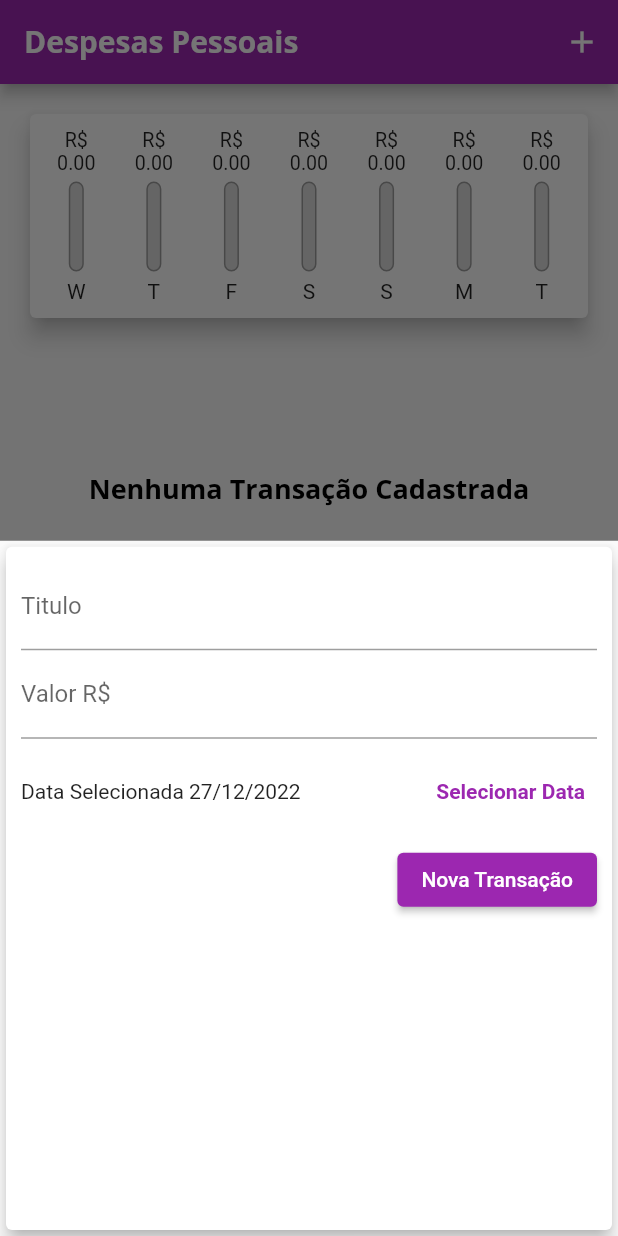
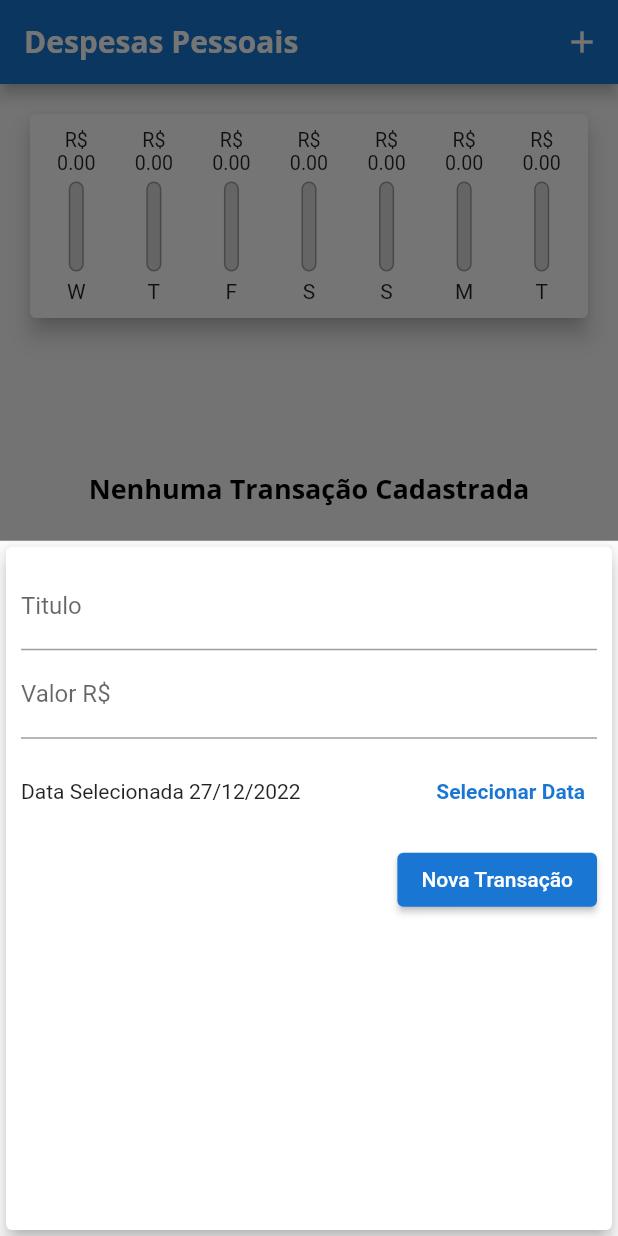
Before and after one commit to devgdp/ExpensesApp, a Flutter app: the screen it shows after launch, after a tap on the "add" icon, on a phone screen of 412 x 824 dp. Run offline on Flutter 3.47's test engine with Material 2 defaults, Android fonts, the phone set to English and light mode, and no system bars.

Commit message:
Define Comments

```diff
--- a/lib/components/chart.dart
+++ b/lib/components/chart.dart
@@ -9,12 +9,15 @@ class Chart extends StatelessWidget {
   final List<Transaction> recentTransaction;
 
   List<Map<String, Object>> get groupedTransactions {
+    // * Definindo uma lista com limite de 7 elementos
     return List.generate(7, (index) {
       final weekDay = DateTime.now().subtract(
         Duration(days: index),
       );
 
+
       double totalSum = 0.0;
+      // * Comparando se Dia/Mes/Ano da transação são == a Semana atual para exibição no gráfico
       for (var i = 0; i < recentTransaction.length; i++) {
         bool sameDay = recentTransaction[i].date.day == weekDay.day;
         bool sameMonth = recentTransaction[i].date.month == weekDay.month;
@@ -25,13 +28,15 @@ class Chart extends StatelessWidget {
         }
       }
 
+      // * Retornando dados Formatando Data
       return {
         'day': DateFormat.E().format(weekDay)[0],
         'value': totalSum,
       };
-    }).reversed.toList();
+    }).reversed.toList(); // * Invertendo ordem de exibição da Lista
   }
 
+  // * Calculando total gasto
   double get _weekTotalValue {
     return groupedTransactions.fold(0.0, (sum, tr) {
       return sum + (tr['value'] as double);
@@ -53,6 +58,7 @@ class Chart extends StatelessWidget {
               child: ChartBar(
                 label: tr['day'] as String,
                 value: tr['value'] as double,
+                // * Calculando Porcentagem do gráfico semanal
                 percentage: _weekTotalValue == 0
                     ? 0
                     : (tr['value'] as double) / _weekTotalValue,
--- a/lib/components/transaction_list.dart
+++ b/lib/components/transaction_list.dart
@@ -12,6 +12,7 @@ class TransactionList extends StatelessWidget {
   Widget build(BuildContext context) {
     return SizedBox(
       height: 470,
+       // * Comparando se lista esta Vazia
       child: transactions.isEmpty
           ? Column(
               mainAxisAlignment: MainAxisAlignment.spaceEvenly,
@@ -29,6 +30,7 @@ class TransactionList extends StatelessWidget {
                 ),
               ],
             )
+            // * Exibindo transações cadastradas
           : ListView.builder(
               itemCount: transactions.length,
               itemBuilder: (context, index) {
--- a/lib/main.dart
+++ b/lib/main.dart
@@ -1,10 +1,5 @@
 import 'package:flutter/material.dart';
-import 'dart:math';
-
-import './models/transaction.dart';
-import './components/transaction_form.dart';
-import './components/transaction_list.dart';
-import './components/chart.dart';
+import 'pages/home.dart';
 
 main() => runApp(const ExpensesApp());
 
@@ -18,11 +13,13 @@ class ExpensesApp extends StatelessWidget {
     return MaterialApp(
       debugShowCheckedModeBanner: false,
       home: const MyHomePage(),
+      //* Definindo Tema da aplicação
       theme: tema.copyWith(
         colorScheme: tema.colorScheme.copyWith(
-          primary: Colors.purple,
-          secondary: Colors.purple,
+          primary: Colors.blue[700],
+          secondary: Colors.blue[900],
         ),
+        // * Definindo Tipografia
         textTheme: tema.textTheme.copyWith(
           headline6: const TextStyle(
             fontFamily: 'OpenSans',
@@ -31,6 +28,7 @@ class ExpensesApp extends StatelessWidget {
             color: Colors.black,
           ),
         ),
+        // * Definindo Tema AppBar
         appBarTheme: const AppBarTheme(
           titleTextStyle: TextStyle(
             fontFamily: 'OpenSans',
@@ -42,92 +40,3 @@ class ExpensesApp extends StatelessWidget {
     );
   }
 }
-
-class MyHomePage extends StatefulWidget {
-  const MyHomePage({Key? key}) : super(key: key);
-
-  @override
-  State<MyHomePage> createState() => _MyHomePageState();
-}
-
-class _MyHomePageState extends State<MyHomePage> {
-  final List<Transaction> _transactions = [
-    // Transaction(
-    //   id: 't0',
-    //   title: 'Conta antiga',
-    //   value: 400.00,
-    //   date: DateTime.now().subtract(const Duration(days: 33)),
-    // ),
-  ];
-
-  List<Transaction> get _recentTransactions {
-    return _transactions.where((tr) {
-      return tr.date.isAfter(DateTime.now().subtract(
-        const Duration(days: 7),
-      ));
-    }).toList();
-  }
-
-  _addTransaction(
-      String titleTransaction, double currencyTransaction, DateTime date) {
-    final newTransaction = Transaction(
-      id: Random().nextDouble().toString(),
-      title: titleTransaction,
-      value: currencyTransaction,
-      date: date,
-    );
-
-    setState(() {
-      _transactions.add(newTransaction);
-    });
-
-    //Fechar Modal
-    Navigator.of(context).pop();
-  }
-
-  _removeTransaction(String id) {
-    setState(() {
-      _transactions.removeWhere((tr) => tr.id == id);
-    });
-  }
-
-  _openTransactionFormModal(BuildContext context) {
-    showModalBottomSheet(
-      context: context,
-      builder: (_) {
-        return TransactionForm(_addTransaction);
-      },
-    );
-  }
-
-  @override
-  Widget build(BuildContext context) {
-    return Scaffold(
-      appBar: AppBar(
-        title: const Text('Despesas Pessoais'),
-        actions: [
-          IconButton(
-            icon: const Icon(Icons.add),
-            onPressed: () => _openTransactionFormModal(context),
-          ),
-        ],
-      ),
-      body: SingleChildScrollView(
-        child: Column(
-          crossAxisAlignment: CrossAxisAlignment.stretch,
-          children: [
-            SizedBox(
-              child: Chart(_recentTransactions),
-            ),
-            TransactionList(_transactions, _removeTransaction),
-          ],
-        ),
-      ),
-      floatingActionButton: FloatingActionButton(
-        onPressed: () => _openTransactionFormModal(context),
-        child: const Icon(Icons.add),
-      ),
-      floatingActionButtonLocation: FloatingActionButtonLocation.centerFloat,
-    );
-  }
-}
--- a/lib/models/transaction.dart
+++ b/lib/models/transaction.dart
@@ -1,3 +1,4 @@
+// * Definindo Tipo de dados para o Modelo TRANSACTION
 class Transaction {
   final String id;
   final String title;
--- /dev/null
+++ b/lib/pages/home.dart
@@ -0,0 +1,106 @@
+import 'dart:math';
+
+import 'package:flutter/material.dart';
+
+import '../models/transaction.dart';
+import '../components/transaction_form.dart';
+import '../components/transaction_list.dart';
+import '../components/chart.dart';
+
+class MyHomePage extends StatefulWidget {
+  const MyHomePage({Key? key}) : super(key: key);
+
+  @override
+  State<MyHomePage> createState() => _MyHomePageState();
+}
+
+class _MyHomePageState extends State<MyHomePage> {
+  // * Definindo Lista de transações Recebendo MODEL <Transaction>
+  final List<Transaction> _transactions = [
+    // * Cadastrando uma transação
+    // Transaction(
+    //   id: 't0',
+    //   title: 'Conta antiga',
+    //   value: 400.00,
+    //   date: DateTime.now().subtract(const Duration(days: 33)),
+    // ),
+  ];
+
+  // * Definindo Limite de Dias para calculo semanal no gráfico
+  List<Transaction> get _recentTransactions {
+    return _transactions.where((tr) {
+      return tr.date.isAfter(DateTime.now().subtract(
+        const Duration(days: 7),
+      ));
+    }).toList();
+  }
+
+  // * Adicionando uma nova transação a Lista _transactions
+  _addTransaction(
+      String titleTransaction, double currencyTransaction, DateTime date) {
+    final newTransaction = Transaction(
+      id: Random().nextDouble().toString(),
+      title: titleTransaction,
+      value: currencyTransaction,
+      date: date,
+    );
+
+    // * Atualizando Estado da Aplicação
+    setState(() {
+      _transactions.add(newTransaction);
+    });
+
+    // * Fechar Modal Formulário Após Cadastro da nova transação
+    Navigator.of(context).pop();
+  }
+
+  // * Excluindo uma Transação
+  _removeTransaction(String id) {
+    setState(() {
+      _transactions.removeWhere((tr) => tr.id == id);
+    });
+  }
+
+  // * Abrir Modal Formulário de Cadastro da nova transação
+  _openTransactionFormModal(BuildContext context) {
+    showModalBottomSheet(
+      context: context,
+      builder: (_) {
+        return TransactionForm(_addTransaction);
+      },
+    );
+  }
+
+  @override
+  Widget build(BuildContext context) {
+    return Scaffold(
+      appBar: AppBar(
+        title: const Text('Despesas Pessoais'),
+        actions: [
+          IconButton(
+            icon: const Icon(Icons.add),
+            // * Chamando Modal de Cadastro da nova transação
+            onPressed: () => _openTransactionFormModal(context),
+          ),
+        ],
+      ),
+      body: SingleChildScrollView(
+        child: Column(
+          crossAxisAlignment: CrossAxisAlignment.stretch,
+          children: [
+            SizedBox(
+              child: Chart(_recentTransactions),
+            ),
+            TransactionList(_transactions, _removeTransaction),
+          ],
+        ),
+      ),
+      floatingActionButton: FloatingActionButton(
+        // * Chamando Modal de Cadastro da nova transação
+        onPressed: () => _openTransactionFormModal(context),
+        child: const Icon(Icons.add),
+      ),
+      floatingActionButtonLocation: FloatingActionButtonLocation.centerFloat,
+    );
+  }
+}
```
Also changed, not shown: lib/components/transaction_form.dart (+6 -1 lines).
